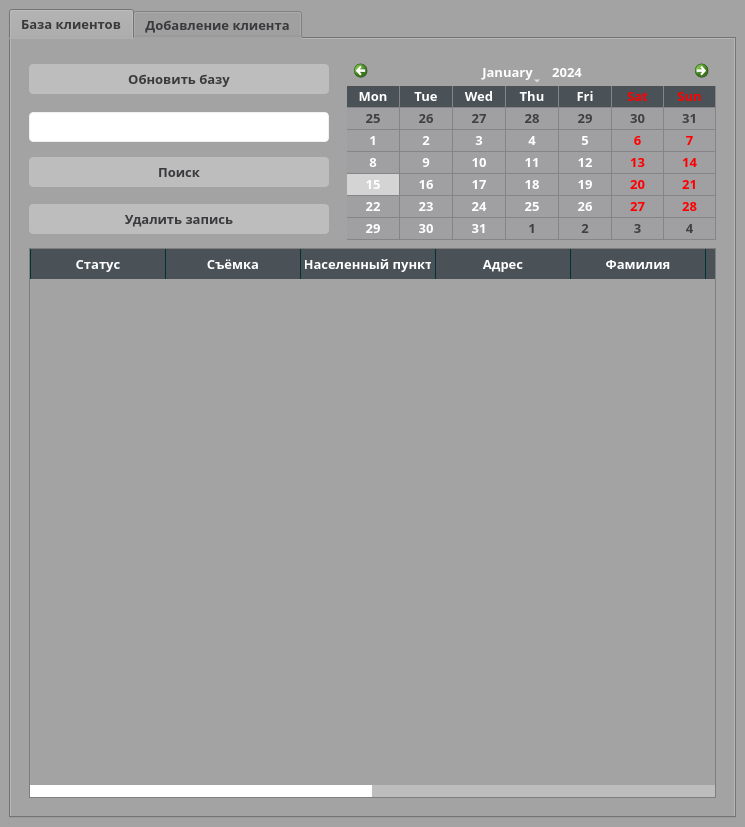
JavelinSx/kadastr, file ui/newForm.ui: the form before one commit.
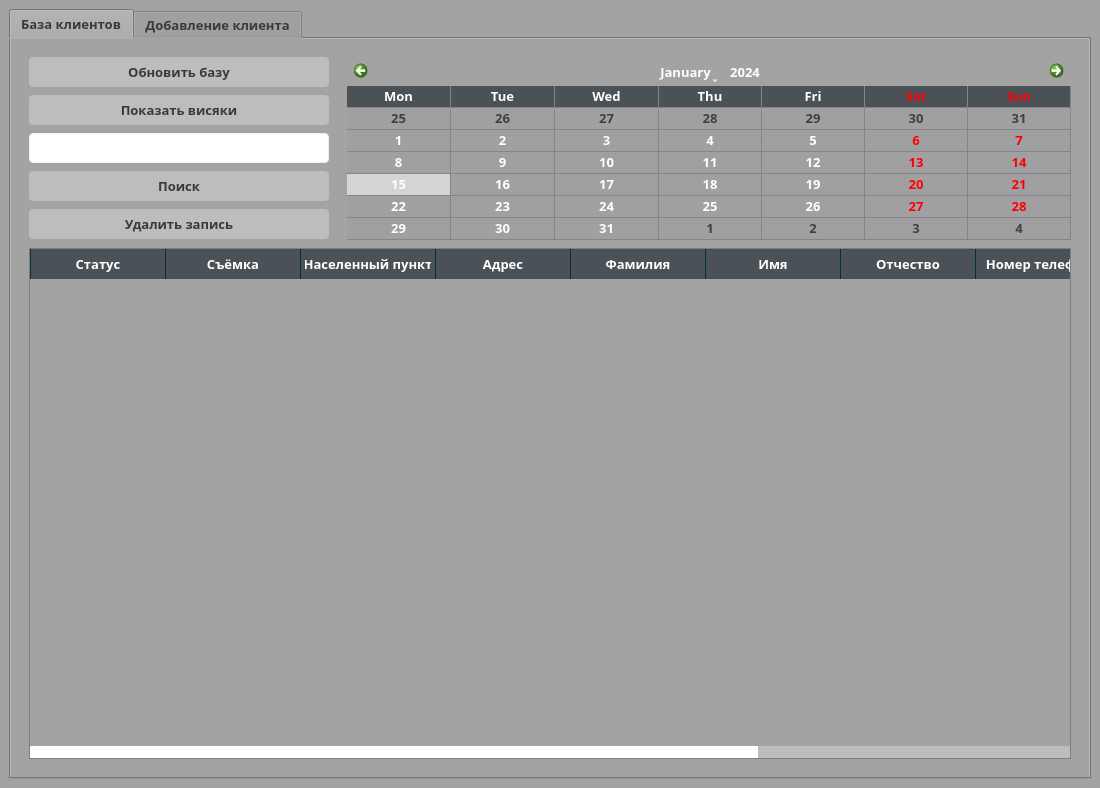
The form after the commit.

```diff
--- a/ui/newForm.ui
+++ b/ui/newForm.ui
@@ -6,8 +6,8 @@
    <rect>
     <x>0</x>
     <y>0</y>
-    <width>745</width>
-    <height>827</height>
+    <width>1100</width>
+    <height>755</height>
    </rect>
   </property>
   <property name="focusPolicy">
@@ -604,362 +604,7 @@
         <property name="verticalSpacing">
          <number>8</number>
         </property>
-        <item row="2" column="0">
-         <widget class="QLineEdit" name="lineEditSearch">
-          <property name="sizePolicy">
-           <sizepolicy hsizetype="Expanding" vsizetype="Expanding">
-            <horstretch>0</horstretch>
-            <verstretch>0</verstretch>
-           </sizepolicy>
-          </property>
-          <property name="minimumSize">
-           <size>
-            <width>300</width>
-            <height>30</height>
-           </size>
-          </property>
-          <property name="maximumSize">
-           <size>
-            <width>300</width>
-            <height>30</height>
-           </size>
-          </property>
-          <property name="font">
-           <font>
-            <family>Yu Gothic UI Semibold</family>
-            <pointsize>10</pointsize>
-            <weight>75</weight>
-            <bold>true</bold>
-           </font>
-          </property>
-         </widget>
-        </item>
-        <item row="1" column="0">
-         <widget class="QPushButton" name="pushButtonUpdate">
-          <property name="sizePolicy">
-           <sizepolicy hsizetype="Expanding" vsizetype="Expanding">
-            <horstretch>0</horstretch>
-            <verstretch>0</verstretch>
-           </sizepolicy>
-          </property>
-          <property name="minimumSize">
-           <size>
-            <width>90</width>
-            <height>30</height>
-           </size>
-          </property>
-          <property name="maximumSize">
-           <size>
-            <width>300</width>
-            <height>30</height>
-           </size>
-          </property>
-          <property name="font">
-           <font>
-            <family>Yu Gothic UI Semibold</family>
-            <pointsize>10</pointsize>
-            <weight>75</weight>
-            <bold>true</bold>
-           </font>
-          </property>
-          <property name="text">
-           <string>Обновить базу</string>
-          </property>
-         </widget>
-        </item>
-        <item row="4" column="0">
-         <widget class="QPushButton" name="pushButtonDelete">
-          <property name="sizePolicy">
-           <sizepolicy hsizetype="Expanding" vsizetype="Expanding">
-            <horstretch>0</horstretch>
-            <verstretch>0</verstretch>
-           </sizepolicy>
-          </property>
-          <property name="minimumSize">
-           <size>
-            <width>90</width>
-            <height>30</height>
-           </size>
-          </property>
-          <property name="maximumSize">
-           <size>
-            <width>300</width>
-            <height>30</height>
-           </size>
-          </property>
-          <property name="font">
-           <font>
-            <family>Yu Gothic UI Semibold</family>
-            <pointsize>10</pointsize>
-            <weight>75</weight>
-            <bold>true</bold>
-           </font>
-          </property>
-          <property name="text">
-           <string>Удалить запись</string>
-          </property>
-         </widget>
-        </item>
-        <item row="3" column="0">
-         <widget class="QPushButton" name="pushButtonSearch">
-          <property name="sizePolicy">
-           <sizepolicy hsizetype="Expanding" vsizetype="Expanding">
-            <horstretch>0</horstretch>
-            <verstretch>0</verstretch>
-           </sizepolicy>
-          </property>
-          <property name="minimumSize">
-           <size>
-            <width>90</width>
-            <height>30</height>
-           </size>
-          </property>
-          <property name="maximumSize">
-           <size>
-            <width>300</width>
-            <height>30</height>
-           </size>
-          </property>
-          <property name="palette">
-           <palette>
-            <active>
-             <colorrole role="WindowText">
-              <brush brushstyle="SolidPattern">
-               <color alpha="255">
-                <red>58</red>
-                <green>58</green>
-                <blue>61</blue>
-               </color>
-              </brush>
-             </colorrole>
-             <colorrole role="Button">
-              <brush brushstyle="SolidPattern">
-               <color alpha="255">
-                <red>189</red>
-                <green>189</green>
-                <blue>189</blue>
-               </color>
-              </brush>
-             </colorrole>
-             <colorrole role="Text">
-              <brush brushstyle="SolidPattern">
-               <color alpha="255">
-                <red>58</red>
-                <green>58</green>
-                <blue>61</blue>
-               </color>
-              </brush>
-             </colorrole>
-             <colorrole role="ButtonText">
-              <brush brushstyle="SolidPattern">
-               <color alpha="255">
-                <red>58</red>
-                <green>58</green>
-                <blue>61</blue>
-               </color>
-              </brush>
-             </colorrole>
-             <colorrole role="Base">
-              <brush brushstyle="SolidPattern">
-               <color alpha="255">
-                <red>189</red>
-                <green>189</green>
-                <blue>189</blue>
-               </color>
-              </brush>
-             </colorrole>
-             <colorrole role="Window">
-              <brush brushstyle="SolidPattern">
-               <color alpha="255">
-                <red>189</red>
-                <green>189</green>
-                <blue>189</blue>
-               </color>
-              </brush>
-             </colorrole>
-             <colorrole role="Highlight">
-              <brush brushstyle="SolidPattern">
-               <color alpha="255">
-                <red>58</red>
-                <green>58</green>
-                <blue>61</blue>
-               </color>
-              </brush>
-             </colorrole>
-             <colorrole role="HighlightedText">
-              <brush brushstyle="SolidPattern">
-               <color alpha="255">
-                <red>255</red>
-                <green>255</green>
-                <blue>255</blue>
-               </color>
-              </brush>
-             </colorrole>
-            </active>
-            <inactive>
-             <colorrole role="WindowText">
-              <brush brushstyle="SolidPattern">
-               <color alpha="255">
-                <red>58</red>
-                <green>58</green>
-                <blue>61</blue>
-               </color>
-              </brush>
-             </colorrole>
-             <colorrole role="Button">
-              <brush brushstyle="SolidPattern">
-               <color alpha="255">
-                <red>189</red>
-                <green>189</green>
-                <blue>189</blue>
-               </color>
-              </brush>
-             </colorrole>
-             <colorrole role="Text">
-              <brush brushstyle="SolidPattern">
-               <color alpha="255">
-                <red>58</red>
-                <green>58</green>
-                <blue>61</blue>
-               </color>
-              </brush>
-             </colorrole>
-             <colorrole role="ButtonText">
-              <brush brushstyle="SolidPattern">
-               <color alpha="255">
-                <red>58</red>
-                <green>58</green>
-                <blue>61</blue>
-               </color>
-              </brush>
-             </colorrole>
-             <colorrole role="Base">
-              <brush brushstyle="SolidPattern">
-               <color alpha="255">
-                <red>189</red>
-                <green>189</green>
-                <blue>189</blue>
-               </color>
-              </brush>
-             </colorrole>
-             <colorrole role="Window">
-              <brush brushstyle="SolidPattern">
-               <color alpha="255">
-                <red>189</red>
-                <green>189</green>
-                <blue>189</blue>
-               </color>
-              </brush>
-             </colorrole>
-             <colorrole role="Highlight">
-              <brush brushstyle="SolidPattern">
-               <color alpha="255">
-                <red>58</red>
-                <green>58</green>
-                <blue>61</blue>
-               </color>
-              </brush>
-             </colorrole>
-             <colorrole role="HighlightedText">
-              <brush brushstyle="SolidPattern">
-               <color alpha="255">
-                <red>255</red>
-                <green>255</green>
-                <blue>255</blue>
-               </color>
-              </brush>
-             </colorrole>
-            </inactive>
-            <disabled>
-             <colorrole role="WindowText">
-              <brush brushstyle="SolidPattern">
-               <color alpha="255">
-                <red>149</red>
-                <green>149</green>
-                <blue>149</blue>
-               </color>
-              </brush>
-             </colorrole>
-             <colorrole role="Button">
-              <brush brushstyle="SolidPattern">
-               <color alpha="255">
-                <red>96</red>
-                <green>96</green>
-                <blue>96</blue>
-               </color>
-              </brush>
-             </colorrole>
-             <colorrole role="Text">
-              <brush brushstyle="SolidPattern">
-               <color alpha="255">
-                <red>149</red>
-                <green>149</green>
-                <blue>149</blue>
-               </color>
-              </brush>
-             </colorrole>
-             <colorrole role="ButtonText">
-              <brush brushstyle="SolidPattern">
-               <color alpha="255">
-                <red>149</red>
-                <green>149</green>
-                <blue>149</blue>
-               </color>
-              </brush>
-             </colorrole>
-             <colorrole role="Base">
-              <brush brushstyle="SolidPattern">
-               <color alpha="255">
-                <red>96</red>
-                <green>96</green>
-                <blue>96</blue>
-               </color>
-              </brush>
-             </colorrole>
-             <colorrole role="Window">
-              <brush brushstyle="SolidPattern">
-               <color alpha="255">
-                <red>96</red>
-                <green>96</green>
-                <blue>96</blue>
-               </color>
-              </brush>
-             </colorrole>
-             <colorrole role="Highlight">
-              <brush brushstyle="SolidPattern">
-               <color alpha="255">
-                <red>58</red>
-                <green>58</green>
-                <blue>61</blue>
-               </color>
-              </brush>
-             </colorrole>
-             <colorrole role="HighlightedText">
-              <brush brushstyle="SolidPattern">
-               <color alpha="255">
-                <red>255</red>
-                <green>255</green>
-                <blue>255</blue>
-               </color>
-              </brush>
-             </colorrole>
-            </disabled>
-           </palette>
-          </property>
-          <property name="font">
-           <font>
-            <family>Yu Gothic UI Semibold</family>
-            <pointsize>10</pointsize>
-            <weight>75</weight>
-            <bold>true</bold>
-           </font>
-          </property>
-          <property name="text">
-           <string>Поиск</string>
-          </property>
-         </widget>
-        </item>
-        <item row="5" column="0" colspan="3">
+        <item row="6" column="0" colspan="3">
          <widget class="QTableWidget" name="tableWidget">
           <property name="palette">
            <palette>
@@ -1285,7 +930,362 @@
           </column>
          </widget>
         </item>
-        <item row="1" column="1" rowspan="4" colspan="2">
+        <item row="4" column="0">
+         <widget class="QPushButton" name="pushButtonSearch">
+          <property name="sizePolicy">
+           <sizepolicy hsizetype="Expanding" vsizetype="Expanding">
+            <horstretch>0</horstretch>
+            <verstretch>0</verstretch>
+           </sizepolicy>
+          </property>
+          <property name="minimumSize">
+           <size>
+            <width>90</width>
+            <height>30</height>
+           </size>
+          </property>
+          <property name="maximumSize">
+           <size>
+            <width>300</width>
+            <height>30</height>
+           </size>
+          </property>
+          <property name="palette">
+           <palette>
+            <active>
+             <colorrole role="WindowText">
+              <brush brushstyle="SolidPattern">
+               <color alpha="255">
+                <red>58</red>
+                <green>58</green>
+                <blue>61</blue>
+               </color>
+              </brush>
+             </colorrole>
+             <colorrole role="Button">
+              <brush brushstyle="SolidPattern">
+               <color alpha="255">
+                <red>189</red>
+                <green>189</green>
+                <blue>189</blue>
+               </color>
+              </brush>
+             </colorrole>
+             <colorrole role="Text">
+              <brush brushstyle="SolidPattern">
+               <color alpha="255">
+                <red>58</red>
+                <green>58</green>
+                <blue>61</blue>
+               </color>
+              </brush>
+             </colorrole>
+             <colorrole role="ButtonText">
+              <brush brushstyle="SolidPattern">
+               <color alpha="255">
+                <red>58</red>
+                <green>58</green>
+                <blue>61</blue>
+               </color>
+              </brush>
+             </colorrole>
+             <colorrole role="Base">
+              <brush brushstyle="SolidPattern">
+               <color alpha="255">
+                <red>189</red>
+                <green>189</green>
+                <blue>189</blue>
+               </color>
+              </brush>
+             </colorrole>
+             <colorrole role="Window">
+              <brush brushstyle="SolidPattern">
+               <color alpha="255">
+                <red>189</red>
+                <green>189</green>
+                <blue>189</blue>
+               </color>
+              </brush>
+             </colorrole>
+             <colorrole role="Highlight">
+              <brush brushstyle="SolidPattern">
+               <color alpha="255">
+                <red>58</red>
+                <green>58</green>
+                <blue>61</blue>
+               </color>
+              </brush>
+             </colorrole>
+             <colorrole role="HighlightedText">
+              <brush brushstyle="SolidPattern">
+               <color alpha="255">
+                <red>255</red>
+                <green>255</green>
+                <blue>255</blue>
+               </color>
+              </brush>
+             </colorrole>
+            </active>
+            <inactive>
+             <colorrole role="WindowText">
+              <brush brushstyle="SolidPattern">
+               <color alpha="255">
+                <red>58</red>
+                <green>58</green>
+                <blue>61</blue>
+               </color>
+              </brush>
+             </colorrole>
+             <colorrole role="Button">
+              <brush brushstyle="SolidPattern">
+               <color alpha="255">
+                <red>189</red>
+                <green>189</green>
+                <blue>189</blue>
+               </color>
+              </brush>
+             </colorrole>
+             <colorrole role="Text">
+              <brush brushstyle="SolidPattern">
+               <color alpha="255">
+                <red>58</red>
+                <green>58</green>
+                <blue>61</blue>
+               </color>
+              </brush>
+             </colorrole>
+             <colorrole role="ButtonText">
+              <brush brushstyle="SolidPattern">
+               <color alpha="255">
+                <red>58</red>
+                <green>58</green>
+                <blue>61</blue>
+               </color>
+              </brush>
+             </colorrole>
+             <colorrole role="Base">
+              <brush brushstyle="SolidPattern">
+               <color alpha="255">
+                <red>189</red>
+                <green>189</green>
+                <blue>189</blue>
+               </color>
+              </brush>
+             </colorrole>
+             <colorrole role="Window">
+              <brush brushstyle="SolidPattern">
+               <color alpha="255">
+                <red>189</red>
+                <green>189</green>
+                <blue>189</blue>
+               </color>
+              </brush>
+             </colorrole>
+             <colorrole role="Highlight">
+              <brush brushstyle="SolidPattern">
+               <color alpha="255">
+                <red>58</red>
+                <green>58</green>
+                <blue>61</blue>
+               </color>
+              </brush>
+             </colorrole>
+             <colorrole role="HighlightedText">
+              <brush brushstyle="SolidPattern">
+               <color alpha="255">
+                <red>255</red>
+                <green>255</green>
+                <blue>255</blue>
+               </color>
+              </brush>
+             </colorrole>
+            </inactive>
+            <disabled>
+             <colorrole role="WindowText">
+              <brush brushstyle="SolidPattern">
+               <color alpha="255">
+                <red>149</red>
+                <green>149</green>
+                <blue>149</blue>
+               </color>
+              </brush>
+             </colorrole>
+             <colorrole role="Button">
+              <brush brushstyle="SolidPattern">
+               <color alpha="255">
+                <red>96</red>
+                <green>96</green>
+                <blue>96</blue>
+               </color>
+              </brush>
+             </colorrole>
+             <colorrole role="Text">
+              <brush brushstyle="SolidPattern">
+               <color alpha="255">
+                <red>149</red>
+                <green>149</green>
+                <blue>149</blue>
+               </color>
+              </brush>
+             </colorrole>
+             <colorrole role="ButtonText">
+              <brush brushstyle="SolidPattern">
+               <color alpha="255">
+                <red>149</red>
+                <green>149</green>
+                <blue>149</blue>
+               </color>
+              </brush>
+             </colorrole>
+             <colorrole role="Base">
+              <brush brushstyle="SolidPattern">
+               <color alpha="255">
+                <red>96</red>
+                <green>96</green>
+                <blue>96</blue>
+               </color>
+              </brush>
+             </colorrole>
+             <colorrole role="Window">
+              <brush brushstyle="SolidPattern">
+               <color alpha="255">
+                <red>96</red>
+                <green>96</green>
+                <blue>96</blue>
+               </color>
+              </brush>
+             </colorrole>
+             <colorrole role="Highlight">
+              <brush brushstyle="SolidPattern">
+               <color alpha="255">
+                <red>58</red>
+                <green>58</green>
+                <blue>61</blue>
+               </color>
+              </brush>
+             </colorrole>
+             <colorrole role="HighlightedText">
+              <brush brushstyle="SolidPattern">
+               <color alpha="255">
+                <red>255</red>
+                <green>255</green>
+                <blue>255</blue>
+               </color>
+              </brush>
+             </colorrole>
+            </disabled>
+           </palette>
+          </property>
+          <property name="font">
+           <font>
+            <family>Yu Gothic UI Semibold</family>
+            <pointsize>10</pointsize>
+            <weight>75</weight>
+            <bold>true</bold>
+           </font>
+          </property>
+          <property name="text">
+           <string>Поиск</string>
+          </property>
+         </widget>
+        </item>
+        <item row="1" column="0">
+         <widget class="QPushButton" name="pushButtonUpdate">
+          <property name="sizePolicy">
+           <sizepolicy hsizetype="Expanding" vsizetype="Expanding">
+            <horstretch>0</horstretch>
+            <verstretch>0</verstretch>
+           </sizepolicy>
+          </property>
+          <property name="minimumSize">
+           <size>
+            <width>90</width>
+            <height>30</height>
+           </size>
+          </property>
+          <property name="maximumSize">
+           <size>
+            <width>300</width>
+            <height>30</height>
+           </size>
+          </property>
+          <property name="font">
+           <font>
+            <family>Yu Gothic UI Semibold</family>
+            <pointsize>10</pointsize>
+            <weight>75</weight>
+            <bold>true</bold>
+           </font>
+          </property>
+          <property name="text">
+           <string>Обновить базу</string>
+          </property>
+         </widget>
+        </item>
+        <item row="3" column="0">
+         <widget class="QLineEdit" name="lineEditSearch">
+          <property name="sizePolicy">
+           <sizepolicy hsizetype="Expanding" vsizetype="Expanding">
+            <horstretch>0</horstretch>
+            <verstretch>0</verstretch>
+           </sizepolicy>
+          </property>
+          <property name="minimumSize">
+           <size>
+            <width>300</width>
+            <height>30</height>
+           </size>
+          </property>
+          <property name="maximumSize">
+           <size>
+            <width>300</width>
+            <height>30</height>
+           </size>
+          </property>
+          <property name="font">
+           <font>
+            <family>Yu Gothic UI Semibold</family>
+            <pointsize>10</pointsize>
+            <weight>75</weight>
+            <bold>true</bold>
+           </font>
+          </property>
+         </widget>
+        </item>
+        <item row="5" column="0">
+         <widget class="QPushButton" name="pushButtonDelete">
+          <property name="sizePolicy">
+           <sizepolicy hsizetype="Expanding" vsizetype="Expanding">
+            <horstretch>0</horstretch>
+            <verstretch>0</verstretch>
+           </sizepolicy>
+          </property>
+          <property name="minimumSize">
+           <size>
+            <width>90</width>
+            <height>30</height>
+           </size>
+          </property>
+          <property name="maximumSize">
+           <size>
+            <width>300</width>
+            <height>30</height>
+           </size>
+          </property>
+          <property name="font">
+           <font>
+            <family>Yu Gothic UI Semibold</family>
+            <pointsize>10</pointsize>
+            <weight>75</weight>
+            <bold>true</bold>
+           </font>
+          </property>
+          <property name="text">
+           <string>Удалить запись</string>
+          </property>
+         </widget>
+        </item>
+        <item row="1" column="1" rowspan="5" colspan="2">
          <widget class="QCalendarWidget" name="calendarWidget">
           <property name="sizePolicy">
            <sizepolicy hsizetype="Expanding" vsizetype="Expanding">
@@ -1318,6 +1318,27 @@
           </property>
          </widget>
         </item>
+        <item row="2" column="0">
+         <widget class="QPushButton" name="pushButtonDebts">
+          <property name="minimumSize">
+           <size>
+            <width>90</width>
+            <height>30</height>
+           </size>
+          </property>
+          <property name="font">
+           <font>
+            <family>AcadEref</family>
+            <pointsize>10</pointsize>
+            <weight>75</weight>
+            <bold>true</bold>
+           </font>
+          </property>
+          <property name="text">
+           <string>Показать висяки</string>
+          </property>
+         </widget>
+        </item>
        </layout>
       </widget>
       <widget class="QWidget" name="addPage">
```
Left out of the diff: 215 changed lines with no effect on the pictures.
